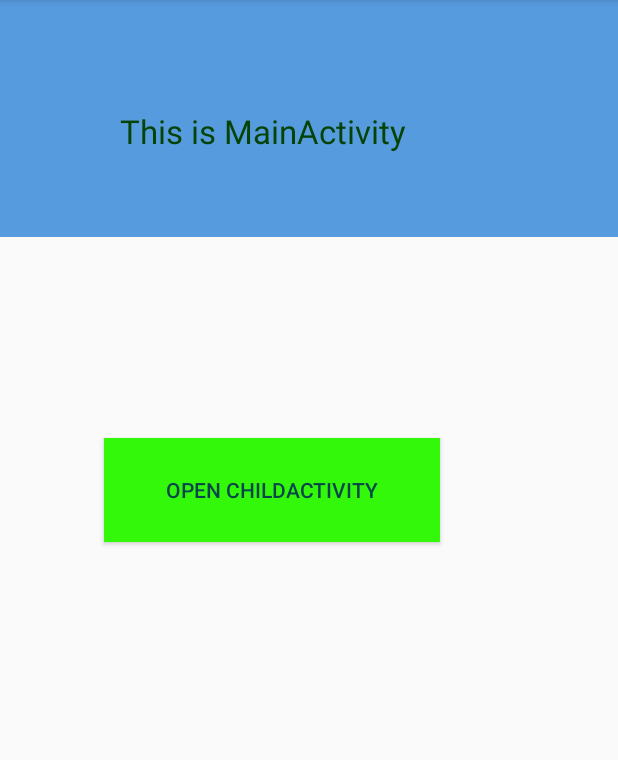
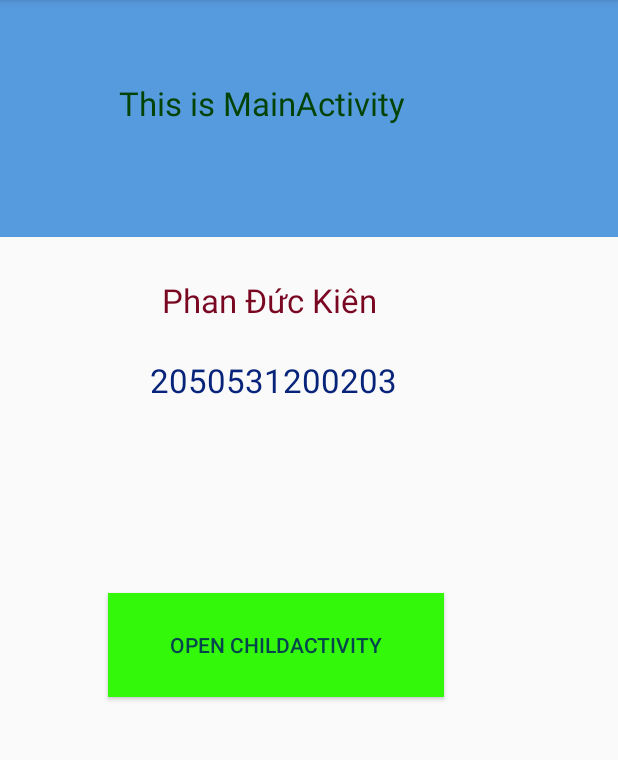
Before and after one commit to PhanKien02/TH_LTDD_Tuan3, an Android app: the screen it shows after launch (MainActivity), on a phone screen of 412 x 824 dp, the part 84-844 px from its top. Run offline under Robolectric (Android 15) with nearby library versions, the phone set to English and light mode, and no system bars.

Commit message:
them ten va msv

```diff
--- a/app/src/main/res/layout/activity_child.xml
+++ b/app/src/main/res/layout/activity_child.xml
@@ -24,7 +24,7 @@
             android:layout_marginStart="39dp"
             android:layout_marginTop="52dp"
             android:gravity="center"
-            android:text="This is Activity"
+            android:text="This is ChildActivity"
             android:textColor="#034306"
             android:textSize="10pt" />
 
--- a/app/src/main/res/layout/activity_main.xml
+++ b/app/src/main/res/layout/activity_main.xml
@@ -17,12 +17,12 @@
 
            <TextView
                android:id="@+id/textView2"
-               android:layout_width="299dp"
-               android:layout_height="71dp"
+               android:layout_width="265dp"
+               android:layout_height="74dp"
+               android:layout_below="@+id/textView3"
                android:layout_alignParentStart="true"
-               android:layout_alignParentTop="true"
-               android:layout_marginStart="23dp"
-               android:layout_marginTop="52dp"
+               android:layout_marginStart="39dp"
+               android:layout_marginTop="-200dp"
                android:gravity="center"
                android:text=" This is MainActivity"
                android:textColor="#034306"
@@ -34,10 +34,37 @@
                android:layout_height="69dp"
                android:layout_alignParentStart="true"
                android:layout_alignParentTop="true"
-               android:layout_marginStart="69dp"
-               android:layout_marginTop="292dp"
+               android:layout_marginStart="72dp"
+               android:layout_marginTop="395dp"
+               android:background="#34F809"
                android:text="Open ChildActivity"
-               android:textColor="#03454C"
-               android:background="#34F809"/>
+               android:textColor="#03454C" />
+
+           <TextView
+               android:id="@+id/textView3"
+               android:layout_width="264dp"
+               android:layout_height="64dp"
+               android:layout_below="@+id/view2"
+               android:layout_alignParentStart="true"
+               android:layout_marginStart="47dp"
+               android:layout_marginTop="10dp"
+               android:gravity="center"
+               android:text="Phan Đức Kiên"
+               android:textColor="#7A0722"
+               android:textSize="10pt" />
+
+           <TextView
+               android:id="@+id/textView4"
+               android:layout_width="261dp"
+               android:layout_height="69dp"
+               android:layout_below="@+id/textView3"
+               android:layout_alignParentStart="true"
+               android:layout_marginStart="51dp"
+               android:layout_marginTop="-13dp"
+               android:gravity="center"
+               android:text="2050531200203"
+               android:textColor="#07247A"
+               android:textSize="10pt" />
+
        </RelativeLayout>
 </android.support.constraint.ConstraintLayout>
```
